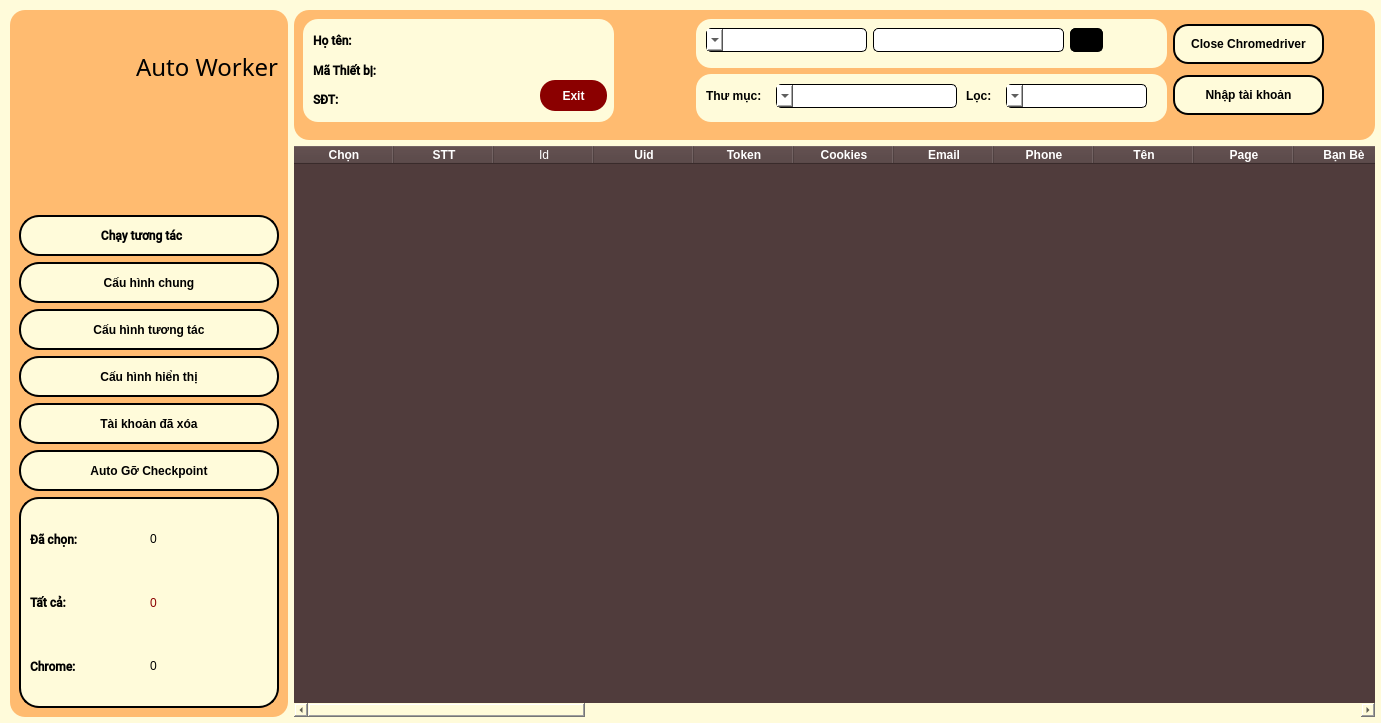
This is Form/mainwindow.ui in letrquan/AutoWoker as Qt 5 draws it before an edit. The edited form follows.
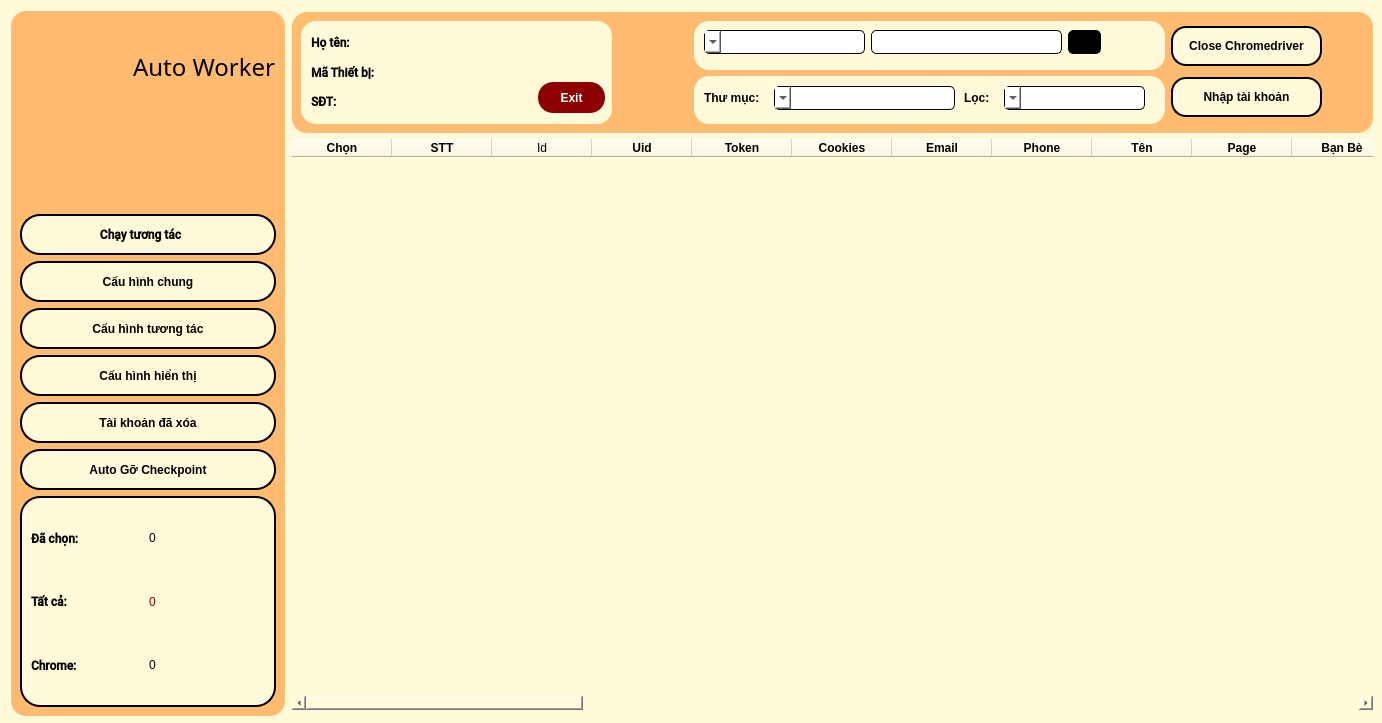
This is the edited form. Icons and pictures are not drawn.

Diff of the .ui file:
```diff
--- a/Form/mainwindow.ui
+++ b/Form/mainwindow.ui
@@ -6,7 +6,7 @@
    <rect>
     <x>0</x>
     <y>0</y>
-    <width>1381</width>
+    <width>1382</width>
     <height>723</height>
    </rect>
   </property>
@@ -24,18 +24,15 @@
      <verstretch>0</verstretch>
     </sizepolicy>
    </property>
-   <widget class="QWidget" name="layoutWidget">
-    <property name="geometry">
-     <rect>
-      <x>10</x>
-      <y>10</y>
-      <width>1365</width>
-      <height>707</height>
-     </rect>
-    </property>
-    <layout class="QHBoxLayout" name="horizontalLayout_5">
-     <item>
       <widget class="QFrame" name="frame">
+    <property name="geometry">
+     <rect>
+      <x>11</x>
+      <y>11</y>
+      <width>274</width>
+      <height>705</height>
+     </rect>
+    </property>
        <property name="sizePolicy">
         <sizepolicy hsizetype="Expanding" vsizetype="Expanding">
          <horstretch>3</horstretch>
@@ -596,11 +593,15 @@
         </item>
        </layout>
       </widget>
-     </item>
-     <item>
-      <layout class="QVBoxLayout" name="verticalLayout_6" stretch="0,0">
-       <item>
         <widget class="QFrame" name="frame_2">
+    <property name="geometry">
+     <rect>
+      <x>292</x>
+      <y>12</y>
+      <width>1081</width>
+      <height>121</height>
+     </rect>
+    </property>
          <property name="sizePolicy">
           <sizepolicy hsizetype="Expanding" vsizetype="Expanding">
            <horstretch>0</horstretch>
@@ -1152,9 +1153,15 @@
           </layout>
          </widget>
         </widget>
-       </item>
-       <item>
         <widget class="QTableWidget" name="tableWidget">
+    <property name="geometry">
+     <rect>
+      <x>292</x>
+      <y>139</y>
+      <width>1081</width>
+      <height>571</height>
+     </rect>
+    </property>
          <property name="minimumSize">
           <size>
            <width>1081</width>
@@ -1162,9 +1169,8 @@
           </size>
          </property>
          <property name="styleSheet">
-          <string notr="true">color:white;
-background-color: #503C3C;
-border-radius:15px;</string>
+     <string notr="true">color:black;
+border-color: qlineargradient(spread:pad, x1:0, y1:0, x2:1, y2:0, stop:0 rgba(0, 0, 0, 255), stop:1 rgba(255, 255, 255, 255));</string>
          </property>
          <property name="sortingEnabled">
           <bool>true</bool>
@@ -1544,11 +1550,6 @@
            </font>
           </property>
          </column>
-        </widget>
-       </item>
-      </layout>
-     </item>
-    </layout>
    </widget>
   </widget>
  </widget>
```
Left out of the diff: 14 changed lines with no effect on the pictures. Lines whose indentation alone changed are shown as unchanged.
